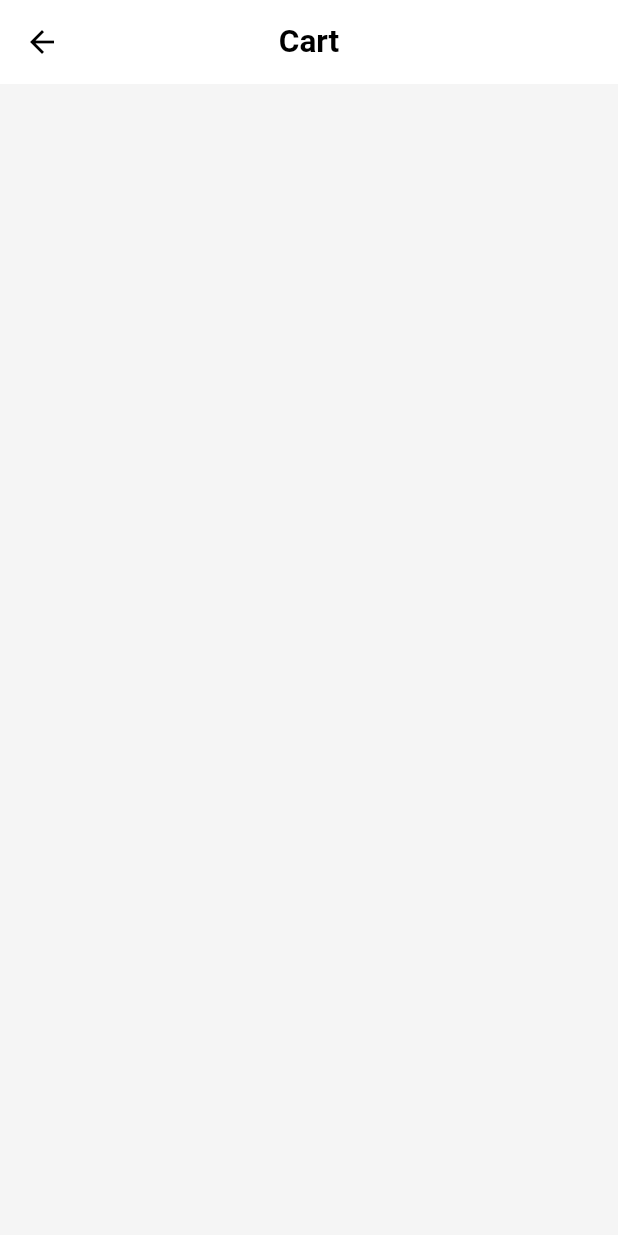
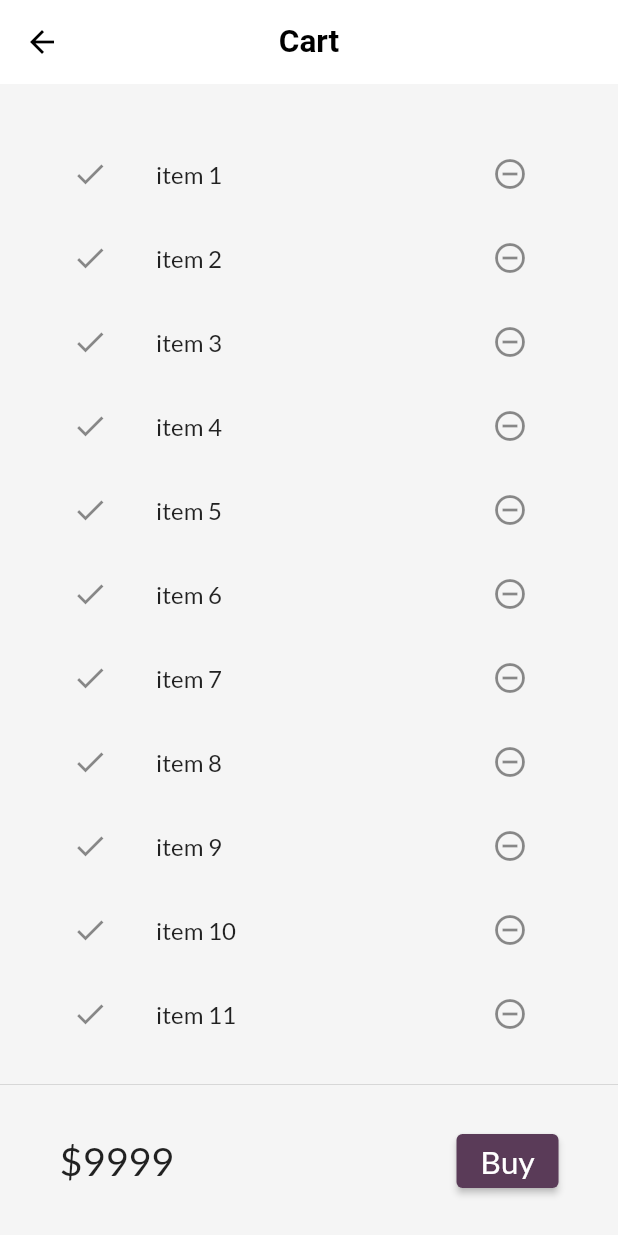
Before and after one commit to naman3309/Catalog_App_flutter, a Flutter app: the Cart screen opened by its route, on a phone screen of 412 x 824 dp. Run offline on Flutter 3.47's test engine with Material 2 defaults, Android fonts, the phone set to English and light mode, and no system bars; our stand-ins replace google_fonts, velocity_x.

Commit message:
done Cart Partial

```diff
--- a/lib/Models/catalog.dart
+++ b/lib/Models/catalog.dart
@@ -36,4 +36,8 @@ class Items {
 
 class Catalog {
   static List<Items> items = [];
+  static Items getById(int id) =>
+      items.firstWhere((element) => element.id == id, orElse: null);
+
+  static Items getByPos(int pos) => items[pos];
 }
--- a/lib/Pages/Cart_page.dart
+++ b/lib/Pages/Cart_page.dart
@@ -1,7 +1,10 @@
+import 'package:catalog_app/Models/catalog.dart';
+import 'package:catalog_app/utils/Themes.dart';
 import 'package:flutter/material.dart';
 import 'package:velocity_x/velocity_x.dart';
 
 class Cart extends StatelessWidget {
+  // final List<Items> CartItems;
   const Cart({super.key});
 
   @override
@@ -12,7 +15,64 @@ class Cart extends StatelessWidget {
         centerTitle: true,
         elevation: 0.0,
       ),
-      body: Container(),
+      body: Column(
+        children: [
+          CartList().p32().expand(),
+          const Divider(
+            height: 2,
+          ),
+          CartTotal().color(Mytheme.creamColor),
+        ],
+      ),
     );
   }
 }
+
+class CartTotal extends StatelessWidget {
+  const CartTotal({super.key});
+
+  @override
+  Widget build(BuildContext context) {
+    return SizedBox(
+      height: 100,
+      child: Row(
+        mainAxisAlignment: MainAxisAlignment.spaceAround,
+        children: [
+          "\$9999".text.xl3.make(),
+          30.widthBox,
+          ElevatedButton(
+            onPressed: () {},
+            style: ButtonStyle(
+                backgroundColor:
+                    MaterialStateProperty.all(Mytheme.darkBluishColor)),
+            child: "Buy".text.xl2.make(),
+          )
+        ],
+      ),
+    );
+  }
+}
+
+class CartList extends StatefulWidget {
+  const CartList({super.key});
+
+  @override
+  State<CartList> createState() => _CartListState();
+}
+
+class _CartListState extends State<CartList> {
+  @override
+  Widget build(BuildContext context) {
+    return ListView.builder(
+      itemCount: 12,
+      itemBuilder: (context, index) => ListTile(
+        leading: const Icon(Icons.done),
+        trailing: IconButton(
+          icon: const Icon(Icons.remove_circle_outline),
+          onPressed: () {},
+        ),
+        title: "item ${index + 1}".text.make(),
+      ),
+    );
+  }
+}
--- a/lib/Pages/Home_page.dart
+++ b/lib/Pages/Home_page.dart
@@ -52,7 +52,7 @@ class _HomeState extends State<Home> {
           ? ListView.builder(
               itemCount: Catalog.items.length,
               itemBuilder: (context, index) {
-                final it = Catalog.items[index];
+                final it = Catalog.getByPos(index);
                 return InkWell(
                   onTap: () => Navigator.push(
                       context,
```
